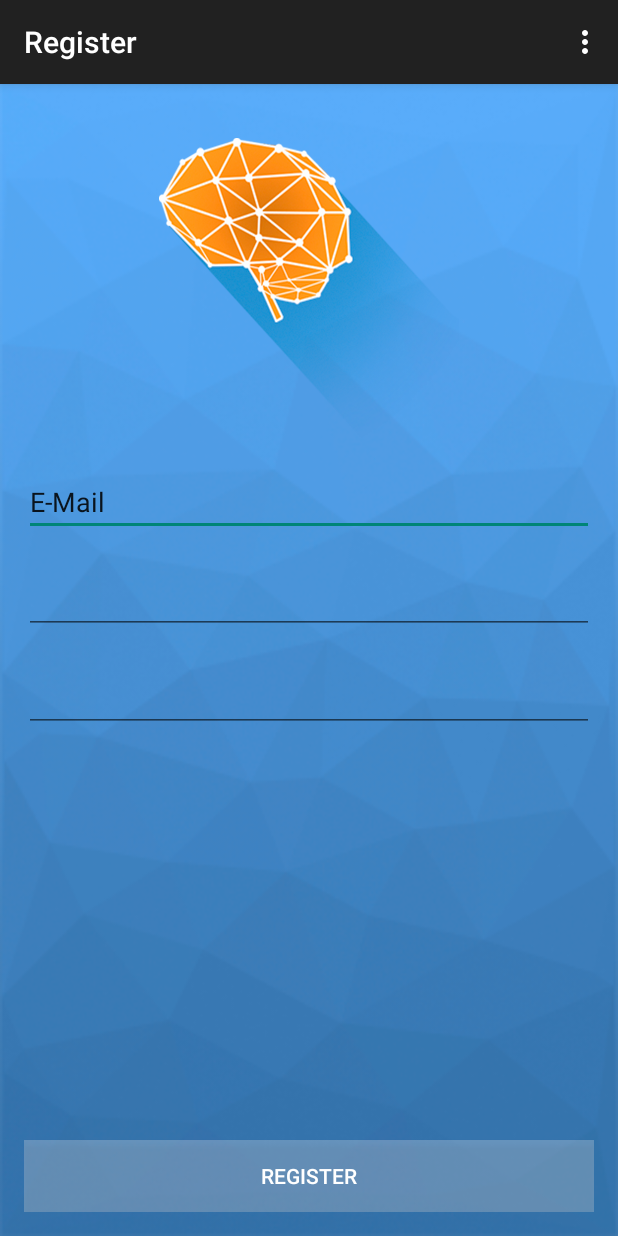
After one commit to chufaschufurius/Quizit, an Android app: the Register screen opened directly, with no data from a screen before it, on a phone screen of 412 x 824 dp. The commit adds this screen. Run offline under Robolectric (Android 15) with nearby library versions, the phone set to English and light mode, and no system bars.

Commit message:
Register

```diff
--- a/app/src/main/AndroidManifest.xml
+++ b/app/src/main/AndroidManifest.xml
@@ -10,13 +10,17 @@
         <activity
             android:name=".MainActivity"
             android:label="@string/app_name"
-            android:theme="@style/Theme.AppCompat.Light.NoActionBar">
+            android:theme="@style/Theme.AppCompat.Light.NoActionBar" >
             <intent-filter>
                 <action android:name="android.intent.action.MAIN" />
 
                 <category android:name="android.intent.category.LAUNCHER" />
             </intent-filter>
         </activity>
+        <activity
+            android:name=".Register"
+            android:label="@string/title_activity_register" >
+        </activity>
     </application>
 
 </manifest>
--- /dev/null
+++ b/app/src/main/java/com/nicajaowk/equipo3/quizit/Register.java
@@ -0,0 +1,39 @@
+package com.nicajaowk.equipo3.quizit;
+
+import android.support.v7.app.ActionBarActivity;
+import android.os.Bundle;
+import android.view.Menu;
+import android.view.MenuItem;
+
+
+public class Register extends ActionBarActivity {
+
+    @Override
+    protected void onCreate(Bundle savedInstanceState) {
+        super.onCreate(savedInstanceState);
+        setContentView(R.layout.activity_register);
+    }
+
+
+    @Override
+    public boolean onCreateOptionsMenu(Menu menu) {
+        // Inflate the menu; this adds items to the action bar if it is present.
+        getMenuInflater().inflate(R.menu.menu_register, menu);
+        return true;
+    }
+
+    @Override
+    public boolean onOptionsItemSelected(MenuItem item) {
+        // Handle action bar item clicks here. The action bar will
+        // automatically handle clicks on the Home/Up button, so long
+        // as you specify a parent activity in AndroidManifest.xml.
+        int id = item.getItemId();
+
+        //noinspection SimplifiableIfStatement
+        if (id == R.id.action_settings) {
+            return true;
+        }
+
+        return super.onOptionsItemSelected(item);
+    }
+}
--- /dev/null
+++ b/app/src/main/res/menu/menu_register.xml
@@ -0,0 +1,7 @@
+<menu xmlns:android="http://schemas.android.com/apk/res/android"
+    xmlns:app="http://schemas.android.com/apk/res-auto"
+    xmlns:tools="http://schemas.android.com/tools"
+    tools:context="com.nicajaowk.equipo3.quizit.Register">
+    <item android:id="@+id/action_settings" android:title="@string/action_settings"
+        android:orderInCategory="100" app:showAsAction="never" />
+</menu>
--- a/app/src/main/res/values/strings.xml
+++ b/app/src/main/res/values/strings.xml
@@ -4,5 +4,6 @@
     <string name="app_name">MemoryT</string>
     <string name="hello_world">Hello world!</string>
     <string name="action_settings">Settings</string>
+    <string name="title_activity_register">Register</string>
 
 </resources>
```
Also changed, not shown: app/src/main/res/layout/activity_register.xml (line endings or trailing spaces), 1 other file.
